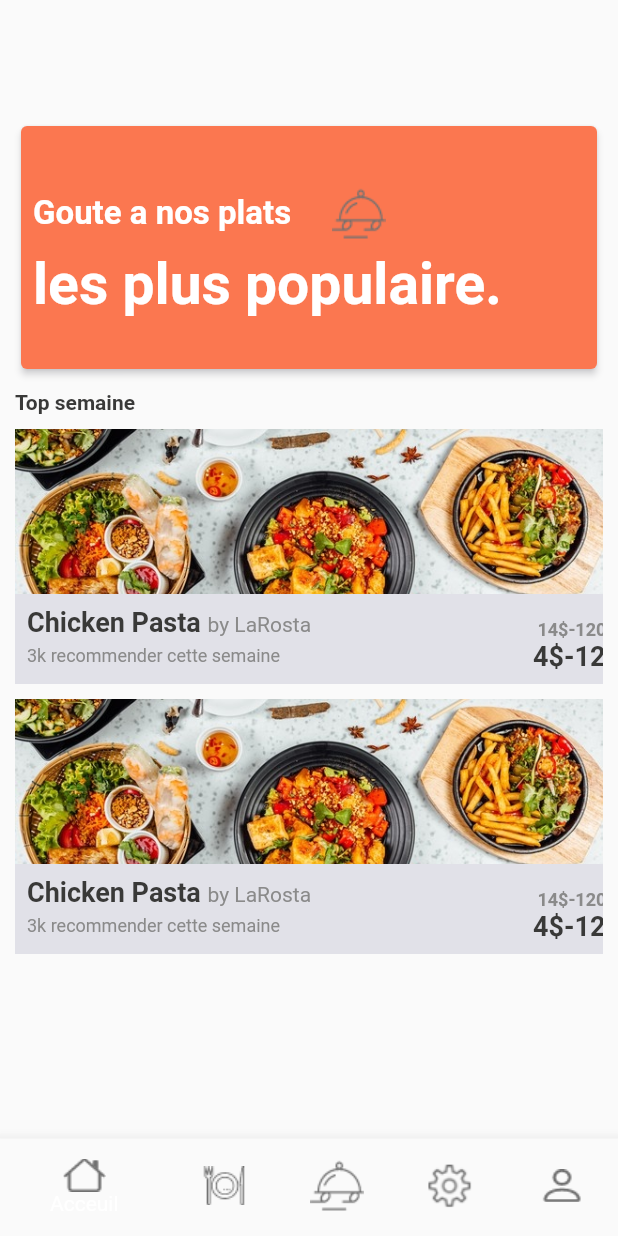
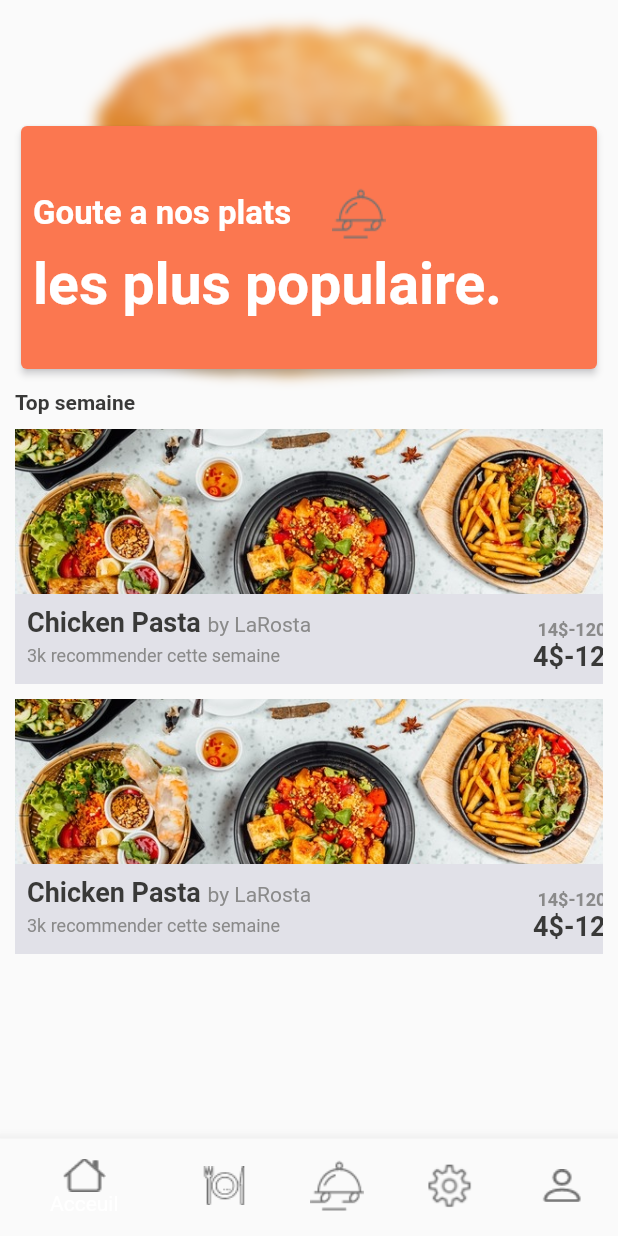
Before and after one commit to chizakasipascal/Delicious, a Flutter app: the HomeScreen screen opened by its route, on a phone screen of 412 x 824 dp. Run offline on Flutter 3.47's test engine with Material 2 defaults, Android fonts, the phone set to English and light mode, and no system bars; our stand-ins replace bloc, flutter_bloc, get_it, google_fonts, introduction_screen.

Commit message:
extract widget

```diff
--- a/lib/views/screens/homeBonAppetit.dart
+++ b/lib/views/screens/homeBonAppetit.dart
@@ -1,5 +1,6 @@
 import 'package:bonappetit/constants/constanst.dart';
 import 'package:bonappetit/utils/colors.dart';
+import 'package:bonappetit/views/widgets/widgets.dart';
 import 'package:flutter/material.dart';
 import 'package:bonappetit/views/screens/homeIndex/homeIndex.dart';
 
@@ -24,10 +25,18 @@ class _HomeScreenState extends State<HomeScreen> {
   @override
   Widget build(BuildContext context) {
     return Scaffold(
-      body: PageView(
-        controller: _pageController,
-        physics: NeverScrollableScrollPhysics(),
-        children: _pages,
+      body: Stack(
+        children: [
+          Image.asset(
+              Assets.burger), //TODO: A modifier avec un background approprier
+          BackgroundBlur(
+            child: PageView(
+              controller: _pageController,
+              physics: NeverScrollableScrollPhysics(),
+              children: _pages,
+            ),
+          ),
+        ],
       ),
       bottomNavigationBar: BottomNavigationBar(
         items: [
```
